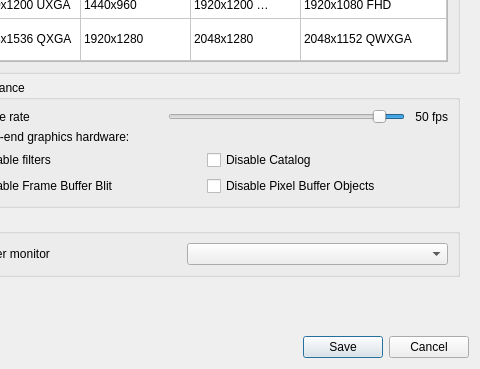
markus-wa/glmixer-mirror, file src/UserPreferencesDialog.ui: the form before one commit; both pictures show x 198 to 678 and y 260 to 629 of the 678 by 629 pixel window.
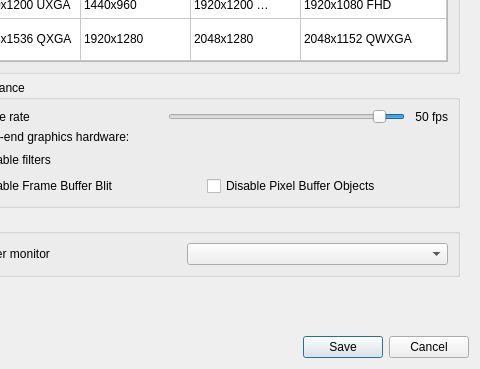
The form after the commit. Icons and pictures are not drawn. Custom widgets are drawn as their Qt base class.

Commit message: Saving frame capture with custom resolutions.

Diff of the .ui file:
```diff
--- a/src/UserPreferencesDialog.ui
+++ b/src/UserPreferencesDialog.ui
@@ -692,13 +692,6 @@
                     </property>
                    </widget>
                   </item>
-                  <item row="0" column="1">
-                   <widget class="QCheckBox" name="disableCatalog">
-                    <property name="text">
-                     <string>Disable Catalog</string>
-                    </property>
-                   </widget>
-                  </item>
                   <item row="1" column="0">
                    <widget class="QCheckBox" name="disableBlitFrameBuffer">
                     <property name="toolTip">
```
The commit also changes 2 other files.
